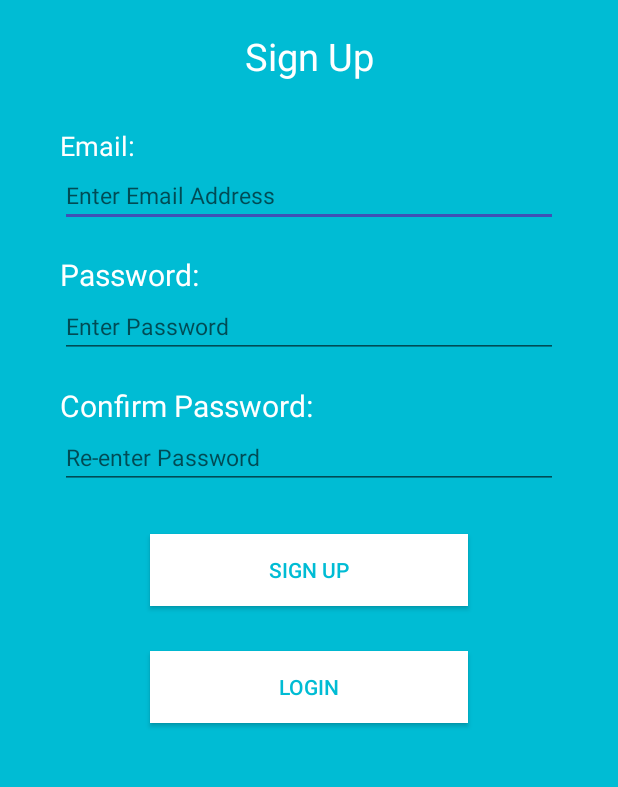
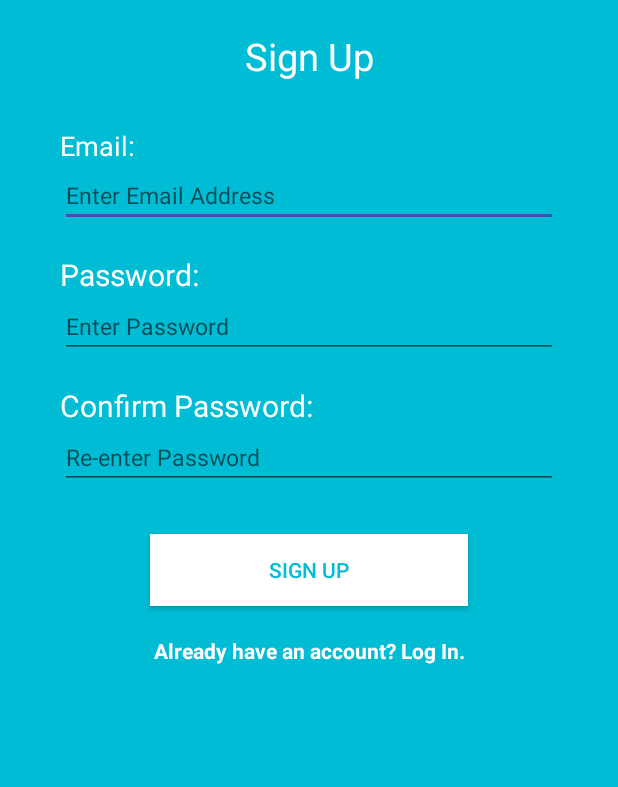
Before and after one commit to MadanNeupane/Sangeet, an Android app: the RegisterActivity screen opened directly, with no data from a screen before it, on a phone screen of 412 x 824 dp, the part 301-1088 px from its top. Run offline under Robolectric (Android 15) with nearby library versions, the phone set to English and light mode, and no system bars; our stand-ins replace Firebase (no records; nobody signed in at launch, a user with empty details on screens opened directly).

Commit message:
slight changes on UI

```diff
--- a/app/src/main/res/layout/activity_register.xml
+++ b/app/src/main/res/layout/activity_register.xml
@@ -99,15 +99,14 @@
         android:text="Sign Up"
         android:textColor="#00BCD4" />
 
-    <Button
+    <TextView
         android:layout_width="match_parent"
         android:layout_height="wrap_content"
-        android:layout_marginLeft="60dp"
-        android:layout_marginTop="30dp"
-        android:layout_marginRight="60dp"
-        android:background="#FFFFFF"
+        android:gravity="center"
+        android:layout_marginTop="20dp"
         android:onClick="Login"
-        android:text="Login"
-        android:textColor="#00BCD4" />
+        android:text="Already have an account? Log In."
+        android:textStyle="bold"
+        android:textColor="#FFFFFF" />
 
 </LinearLayout>
```
Also changed, not shown: app/src/main/res/layout/activity_login.xml (+6 -7 lines).
